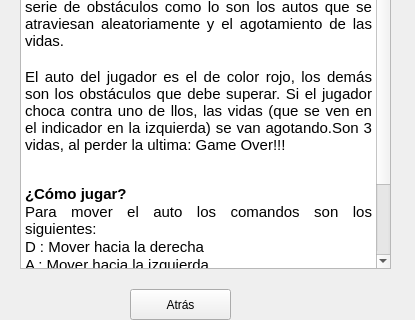
hahf1010/proyectofinal, file instrucciones.ui: the form before one commit; both pictures show x 0 to 415 and y 111 to 431 of the 415 by 515 pixel window.
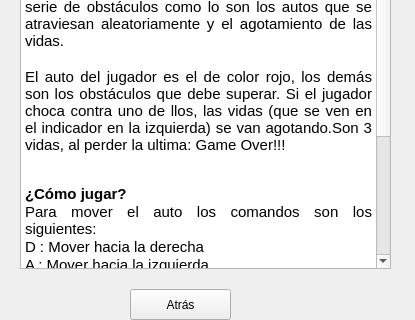
The form after the commit.

Diff of the .ui file:
```diff
--- a/instrucciones.ui
+++ b/instrucciones.ui
@@ -48,6 +48,12 @@
 &lt;p align=&quot;justify&quot; style=&quot; margin-top:0px; margin-bottom:0px; margin-left:0px; margin-right:0px; -qt-block-indent:0; text-indent:0px;&quot;&gt;&lt;span style=&quot; font-family:'Ubuntu'; font-size:11pt;&quot;&gt;Para mover el auto los comandos son los siguientes:&lt;/span&gt;&lt;/p&gt;
 &lt;p align=&quot;justify&quot; style=&quot; margin-top:0px; margin-bottom:0px; margin-left:0px; margin-right:0px; -qt-block-indent:0; text-indent:0px;&quot;&gt;&lt;span style=&quot; font-family:'Ubuntu'; font-size:11pt;&quot;&gt;D : Mover hacia la derecha&lt;/span&gt;&lt;/p&gt;
 &lt;p align=&quot;justify&quot; style=&quot; margin-top:0px; margin-bottom:0px; margin-left:0px; margin-right:0px; -qt-block-indent:0; text-indent:0px;&quot;&gt;&lt;span style=&quot; font-family:'Ubuntu'; font-size:11pt;&quot;&gt;A : Mover hacia la izquierda&lt;/span&gt;&lt;/p&gt;
+&lt;p align=&quot;justify&quot; style=&quot; margin-top:0px; margin-bottom:0px; margin-left:0px; margin-right:0px; -qt-block-indent:0; text-indent:0px;&quot;&gt;&lt;span style=&quot; font-family:'Ubuntu'; font-size:11pt;&quot;&gt;W: Mover hacia arriba&lt;/span&gt;&lt;/p&gt;
+&lt;p align=&quot;justify&quot; style=&quot; margin-top:0px; margin-bottom:0px; margin-left:0px; margin-right:0px; -qt-block-indent:0; text-indent:0px;&quot;&gt;&lt;span style=&quot; font-family:'Ubuntu'; font-size:11pt;&quot;&gt;S : Mover hacia abajo &lt;/span&gt;&lt;/p&gt;
+&lt;p align=&quot;justify&quot; style=&quot; margin-top:0px; margin-bottom:0px; margin-left:0px; margin-right:0px; -qt-block-indent:0; text-indent:0px;&quot;&gt;&lt;span style=&quot; font-family:'Ubuntu'; font-size:11pt;&quot;&gt;Q :Mover diagonalmente a la izquierda arriba&lt;/span&gt;&lt;/p&gt;
+&lt;p align=&quot;justify&quot; style=&quot; margin-top:0px; margin-bottom:0px; margin-left:0px; margin-right:0px; -qt-block-indent:0; text-indent:0px;&quot;&gt;&lt;span style=&quot; font-family:'Ubuntu'; font-size:11pt;&quot;&gt;E :Mover diagonalmente a la derecha arriba&lt;/span&gt;&lt;/p&gt;
+&lt;p align=&quot;justify&quot; style=&quot; margin-top:0px; margin-bottom:0px; margin-left:0px; margin-right:0px; -qt-block-indent:0; text-indent:0px;&quot;&gt;&lt;span style=&quot; font-family:'Ubuntu'; font-size:11pt;&quot;&gt;Z :Mover diagonalmente a la izquierda abajo&lt;/span&gt;&lt;/p&gt;
+&lt;p align=&quot;justify&quot; style=&quot; margin-top:0px; margin-bottom:0px; margin-left:0px; margin-right:0px; -qt-block-indent:0; text-indent:0px;&quot;&gt;&lt;span style=&quot; font-family:'Ubuntu'; font-size:11pt;&quot;&gt;C :Mover diagonalmente a la derecha abajo&lt;/span&gt;&lt;/p&gt;
 &lt;p align=&quot;justify&quot; style=&quot;-qt-paragraph-type:empty; margin-top:0px; margin-bottom:0px; margin-left:0px; margin-right:0px; -qt-block-indent:0; text-indent:0px; font-family:'Ubuntu'; font-size:11pt;&quot;&gt;&lt;br /&gt;&lt;/p&gt;
 &lt;p align=&quot;justify&quot; style=&quot; margin-top:0px; margin-bottom:0px; margin-left:0px; margin-right:0px; -qt-block-indent:0; text-indent:0px;&quot;&gt;&lt;span style=&quot; font-family:'Ubuntu'; font-size:11pt; font-weight:600;&quot;&gt;¿Cómo se gana?&lt;/span&gt;&lt;/p&gt;
 &lt;p align=&quot;justify&quot; style=&quot; margin-top:0px; margin-bottom:0px; margin-left:0px; margin-right:0px; -qt-block-indent:0; text-indent:0px;&quot;&gt;&lt;span style=&quot; font-family:'Ubuntu'; font-size:11pt;&quot;&gt;El tiempo para superar la carrera es de 1:00 (un minuto) si logra llegar superando los obstáculos, ha ganado!!!!&lt;/span&gt;&lt;/p&gt;&lt;/body&gt;&lt;/html&gt;</string>
```
